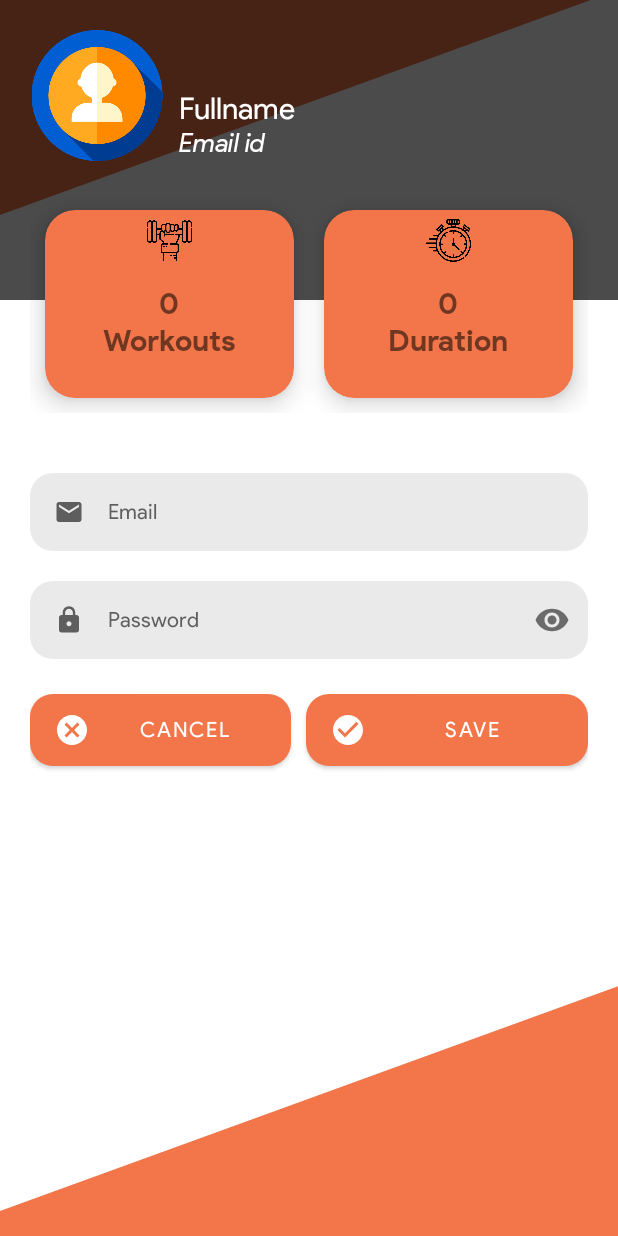
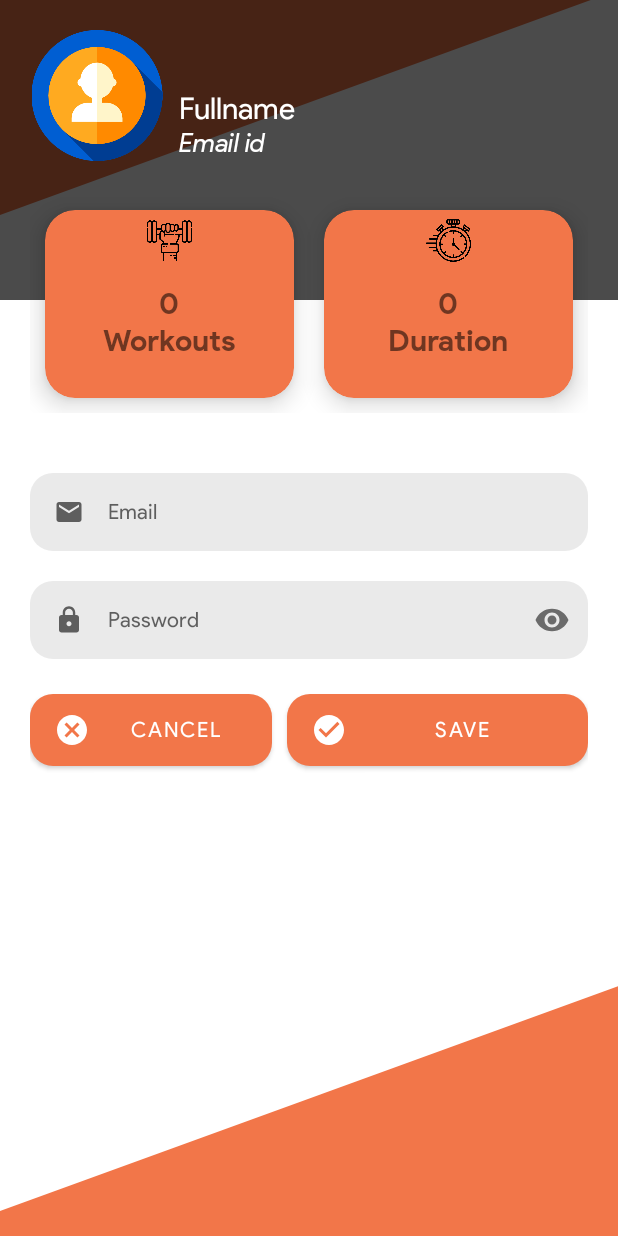
Before and after one commit to Nishant-nj2000/BeFit-Health_and_Fitness_App, an Android app: the layout settings_fragment.xml on its own in the app's theme, with its tools: preview values and no code run, on a phone screen of 412 x 824 dp. Run offline under Robolectric (Android 15) with nearby library versions, the phone set to English and light mode, and no system bars.

Commit message:
Update settings_fragment.xml

```diff
--- a/app/src/main/res/layout/settings_fragment.xml
+++ b/app/src/main/res/layout/settings_fragment.xml
@@ -209,7 +209,7 @@
 
             <Button
                 android:id="@+id/update"
-                android:layout_width="174dp"
+                android:layout_width="161dp"
                 android:layout_height="wrap_content"
                 android:layout_marginTop="23dp"
                 android:background="@drawable/button_bg"
```
